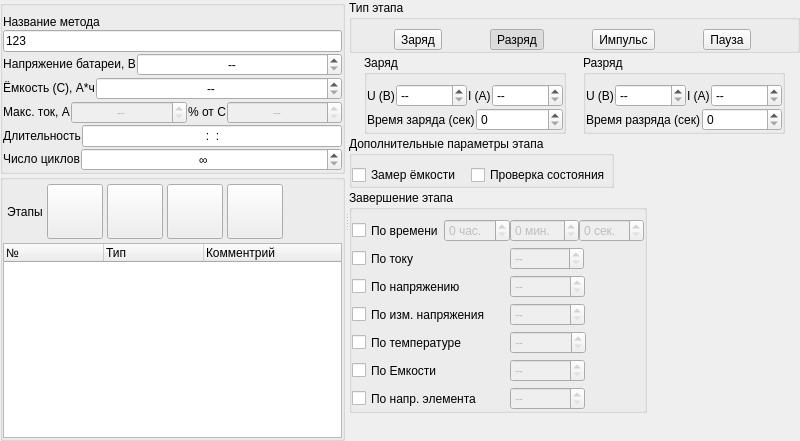
Before: the Qt Designer form data/zrmstageseditor.ui in dostapazov/powermon_v4, drawn with Qt 5.
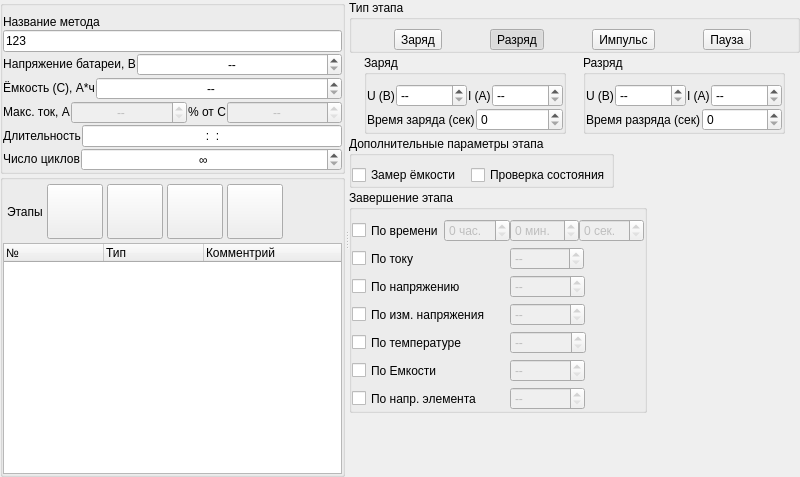
After: the same form once the commit is applied. Icons and pictures are not drawn.

```diff
--- a/data/zrmstageseditor.ui
+++ b/data/zrmstageseditor.ui
@@ -7,7 +7,7 @@
     <x>0</x>
     <y>0</y>
     <width>800</width>
-    <height>441</height>
+    <height>477</height>
    </rect>
   </property>
   <property name="sizePolicy">
```
